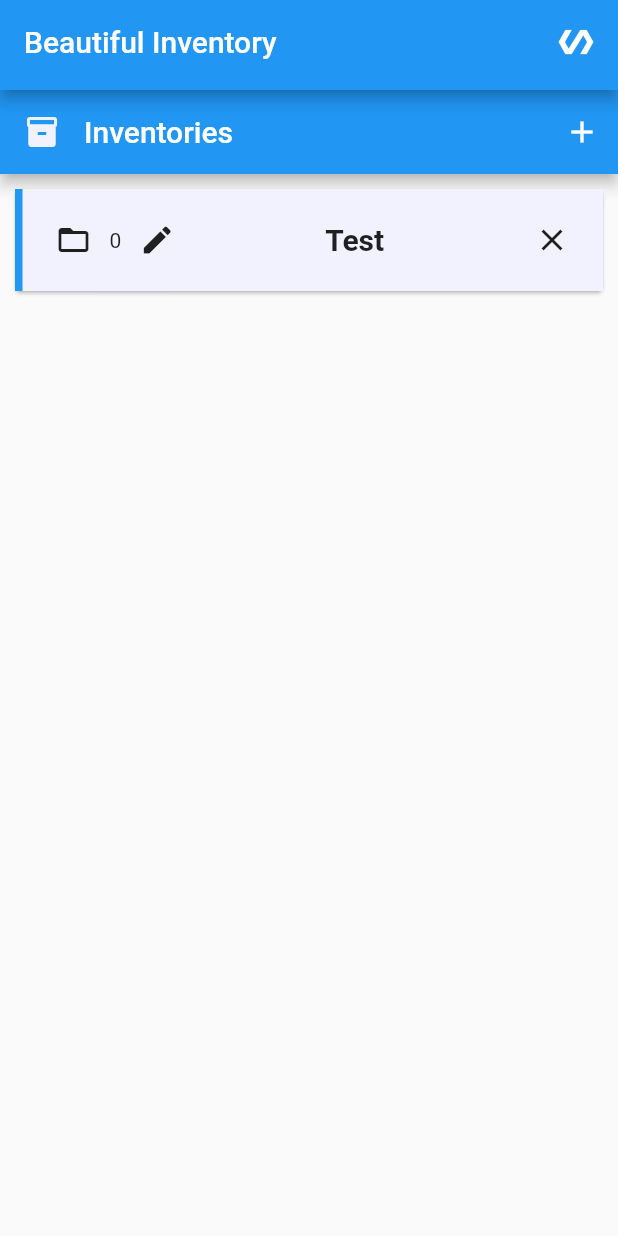
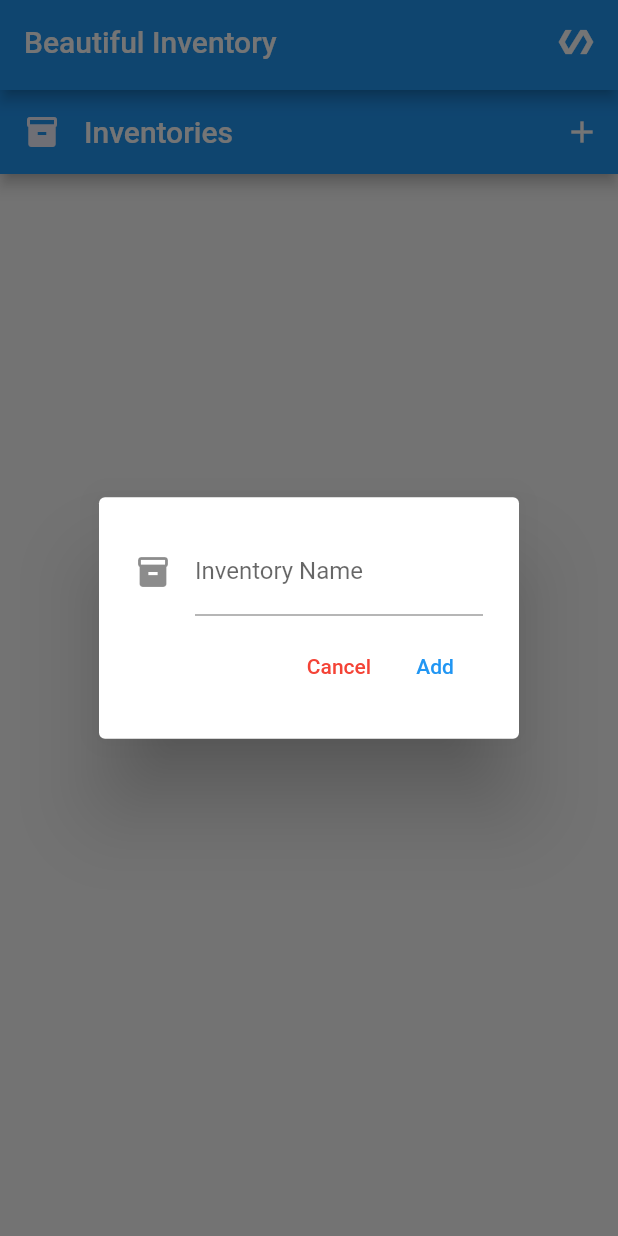
Before and after one commit to curio-sitas/Flutter_Exercises, a Flutter app: the screen it shows after launch, after a tap on the "add" icon, on a phone screen of 412 x 824 dp. Run offline on Flutter 3.47's test engine with Material 2 defaults, Android fonts, the light colour scheme and no system bars.

Commit message:
😁 Everything is working !
🩺 TODO understand why the need of ChangeNotifierProvider for the item dialog form.

👌 NEXT : Firebase login and data storage system

```diff
--- a/exo1_inventory/lib/pages/home_page/home_page.dart
+++ b/exo1_inventory/lib/pages/home_page/home_page.dart
@@ -1,3 +1,4 @@
+import 'package:exo1_inventory/pages/home_page/widgets/add_inventory_dialog.dart';
 import 'package:exo1_inventory/pages/home_page/widgets/inventory_card_widget.dart';
 import 'package:exo1_inventory/providers/inventory_store_provider.dart';
 import 'package:exo1_inventory/shared/widgets/main_appbar_widget.dart';
@@ -20,7 +21,14 @@
                   title: "Inventories",
                   actions: [
                     IconButton(
-                        onPressed: () => {inventories.createInventory("Test")},
+                        onPressed: () => {
+                              /*inventories.createInventory("Test")*/
+                              showDialog(
+                                  context: context,
+                                  builder: (BuildContext context) {
+                                    return AddInventoryDialog();
+                                  })
+                            },
                         icon: const Icon(Icons.add))
                   ]),
               Expanded(
--- /dev/null
+++ b/exo1_inventory/lib/pages/home_page/widgets/add_inventory_dialog.dart
@@ -0,0 +1,55 @@
+import 'package:exo1_inventory/providers/inventory_store_provider.dart';
+import 'package:exo1_inventory/utils/contants.dart';
+import 'package:flutter/material.dart';
+import 'package:provider/provider.dart';
+
+class AddInventoryDialog extends AlertDialog {
+  final TextEditingController invNameController = TextEditingController();
+  @override
+  Widget build(BuildContext context) {
+    return Consumer<InventoryStoreProvider>(
+        builder: (context, inventories, child) {
+      return AlertDialog(
+          content: Stack(
+        children: <Widget>[
+          Form(
+              child: Column(
+            mainAxisSize: MainAxisSize.min,
+            children: <Widget>[
+              TextField(
+                  controller: invNameController,
+                  decoration: const InputDecoration(
+                    icon: Icon(Icons.inventory),
+                    labelText: 'Inventory Name',
+                  )),
+              const VerticalDivider(
+                indent: 10.0,
+              ),
+              Row(children: [
+                const Spacer(),
+                TextButton(
+                    onPressed: () {
+                      Navigator.pop(context);
+                    },
+                    child: const Text(
+                      "Cancel",
+                      style: TextStyle(color: Colors.red, fontSize: 14),
+                    )),
+                TextButton(
+                  onPressed: () {
+                    inventories.createInventory(invNameController.text);
+                    Navigator.pop(context);
+                  },
+                  child: const Text(
+                    "Add",
+                    style: TextStyle(color: kMainColor, fontSize: 14),
+                  ),
+                )
+              ])
+            ],
+          )),
+        ],
+      ));
+    });
+  }
+}
--- a/exo1_inventory/lib/pages/home_page/widgets/inventory_card_widget.dart
+++ b/exo1_inventory/lib/pages/home_page/widgets/inventory_card_widget.dart
@@ -38,7 +38,6 @@
                         },
                     icon: const Icon(Icons.folder_open)),
                 Text(inventory.itemCount.toString()),
-                IconButton(onPressed: () => {}, icon: const Icon(Icons.edit)),
                 const Spacer(),
                 Text(
                   inventory.name,
--- a/exo1_inventory/lib/pages/inventory_page/inventory_page.dart
+++ b/exo1_inventory/lib/pages/inventory_page/inventory_page.dart
@@ -1,11 +1,11 @@
+import 'package:exo1_inventory/pages/inventory_page/widgets/add_item_dialog.dart';
 import 'package:exo1_inventory/providers/inventory_provider.dart';
 import 'package:exo1_inventory/shared/widgets/main_appbar_widget.dart';
 import 'package:exo1_inventory/shared/widgets/secondary_appbar_widget.dart';
-import 'package:exo1_inventory/utils/contants.dart';
 import 'package:flutter/material.dart';
 import 'package:provider/provider.dart';
 
-import 'item_card_widget.dart';
+import 'widgets/item_card_widget.dart';
 
 class InventoryPage extends StatelessWidget {
   const InventoryPage({required this.index});
@@ -22,7 +22,15 @@
                   title: "Items",
                   actions: [
                     IconButton(
-                        onPressed: () => {inventory.addItem("Test Item", 3)},
+                        onPressed: () => {
+                              showDialog(
+                                  context: context,
+                                  builder: (BuildContext context) {
+                                    return ChangeNotifierProvider.value(
+                                        value: inventory,
+                                        child: AddItemDialog());
+                                  })
+                            },
                         icon: const Icon(Icons.add))
                   ]),
               Expanded(
--- a/exo1_inventory/lib/pages/inventory_page/item_card_widget.dart
+++ b/exo1_inventory/lib/pages/inventory_page/widgets/item_card_widget.dart
@@ -55,7 +55,6 @@
                     onPressed: () => {item.addTen()},
                     icon: const Icon(Icons.skip_next)),
                 const Spacer(),
-                IconButton(onPressed: () => {}, icon: const Icon(Icons.edit)),
               ])
             ])),
       );
```
Also changed, not shown: exo1_inventory/lib/pages/inventory_page/widgets/add_item_dialog.dart (added, +54 -0 lines).
